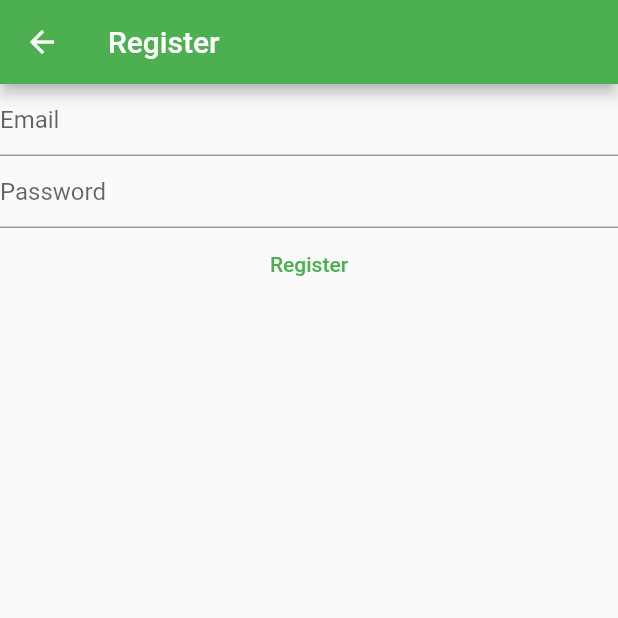
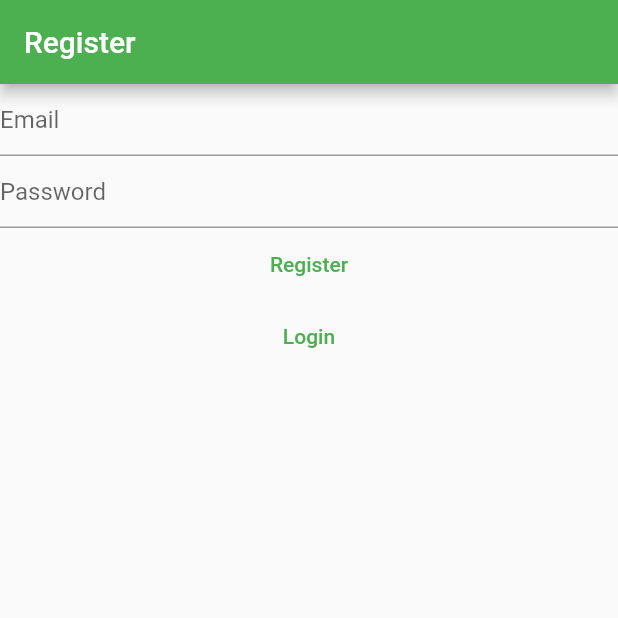
Before and after one commit to Rohit-rew/mobileapp-flutter, a Flutter app: the RegisterView screen opened directly, on a phone screen of 412 x 824 dp, the top half of it. Run offline on Flutter 3.47's test engine with Material 2 defaults, Android fonts, the phone set to English and light mode, and no system bars; our stand-ins replace firebase_auth, firebase_core; accounts and stored records are empty.

Commit message:
routes created

```diff
--- a/lib/views/register_view.dart
+++ b/lib/views/register_view.dart
@@ -32,13 +32,7 @@ class _RegisterViewState extends State<RegisterView> {
   Widget build(BuildContext context) {
     return Scaffold(
       appBar: AppBar(title: const Text("Register")),
-      body: FutureBuilder(
-        future: Firebase.initializeApp(
-            options: DefaultFirebaseOptions.currentPlatform),
-        builder: (context, snapshot) {
-          switch (snapshot.connectionState) {
-            case ConnectionState.done:
-              return Column(
+      body: Column(
         children: [
           TextField(
             controller: _email,
@@ -77,13 +71,13 @@ class _RegisterViewState extends State<RegisterView> {
             },
             child: const Text("Register"),
           ),
+          TextButton(
+              onPressed: () {
+                Navigator.of(context)
+                    .pushNamedAndRemoveUntil("/login/", (route) => false);
+              },
+              child: const Text("Login"))
         ],
-              );
-
-            default:
-              return const Text("Loading...");
-          }
-        },
       ),
     );
   }
```
Also changed, not shown: lib/main.dart (+15 -36 lines), lib/views/login_view.dart (+7 -13 lines), lib/views/verify_email_view.dart (added, +30 -0 lines). Lines whose indentation alone changed are shown as unchanged.
